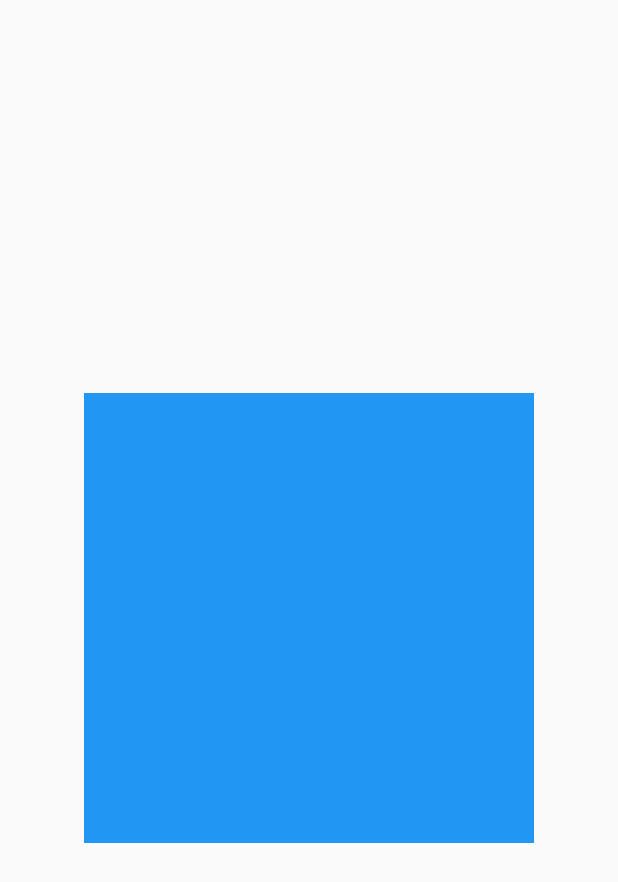
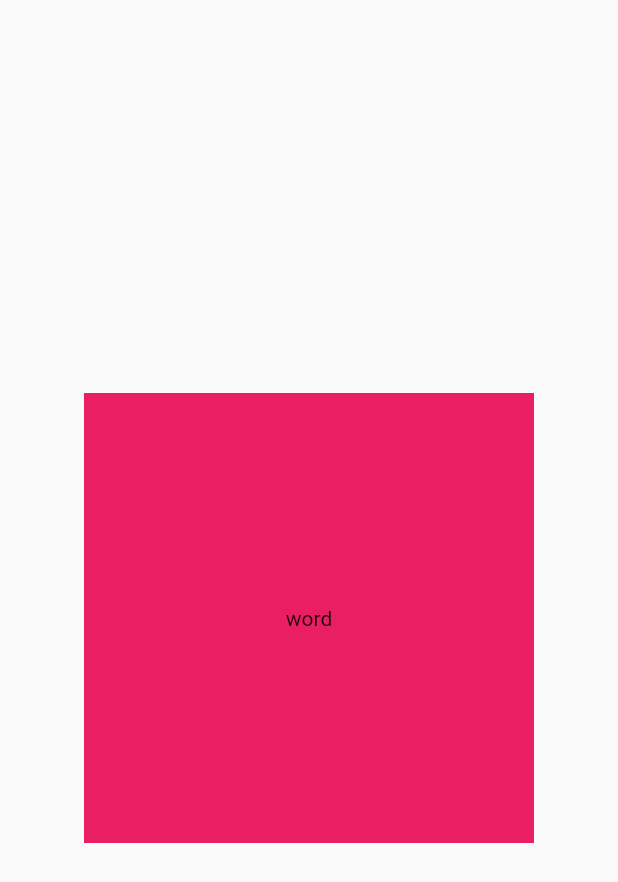
Before and after one commit to Taku0813/testapp, a Flutter app: the screen it shows after launch, on a phone screen of 412 x 824 dp. Shown: the top 882 px of the screen. Run offline on Flutter 3.47's test engine with Material 2 defaults, Android fonts, the phone set to English and light mode, and no system bars.

Commit message:
lesson11おわり！

```diff
--- a/lib/container.dart
+++ b/lib/container.dart
@@ -6,9 +6,14 @@ class ContainerSample extends StatelessWidget {
     return Scaffold(
       body: Center(
         child: Container(
-          color: Colors.blue,
+          color: Color(0xFFE91E63),
           width: 300.0,
           height: 300.0,
+          child:Text('word'),
+          padding: const EdgeInsets.all(10.0),
+          margin: const EdgeInsets.all(5.0),
+          alignment: Alignment.center,
+          transform: Matrix4.rotationZ(0),
         ),
       ),
     );
```
